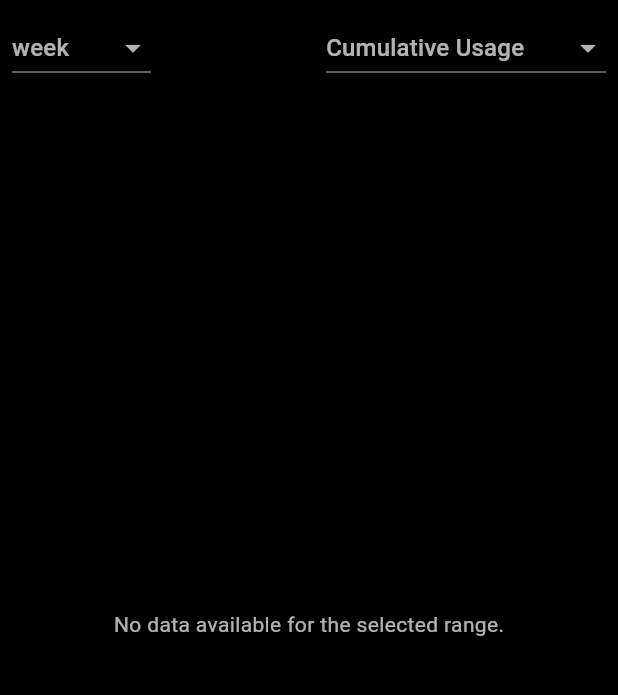
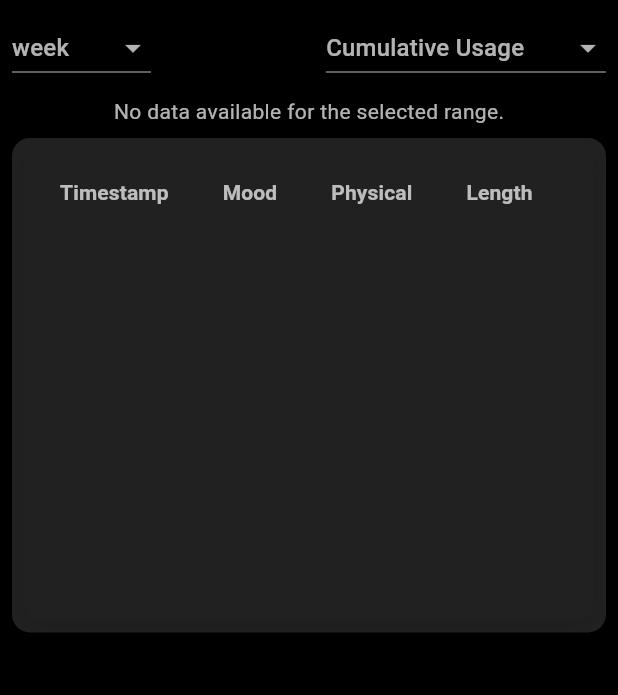
Before and after one commit to SoupyOfficial/smoke_log2, a Flutter app: the DataAnalysisPage screen opened directly with empty values, after a tap on "Swap User", on a phone screen of 412 x 824 dp, the part 84-779 px from its top. Run offline on Flutter 3.47's test engine with Material 3 defaults, Android fonts, the phone set to English and light mode, and no system bars; our stand-ins replace cloud_firestore, firebase_core, fl_chart, shared_preferences; accounts and stored records are empty.

Commit message:
Fixed ID in table data

```diff
--- a/lib/custom_app_bar.dart
+++ b/lib/custom_app_bar.dart
@@ -6,11 +6,11 @@ class CustomAppBar extends StatelessWidget implements PreferredSizeWidget {
   final Function onReload;
 
   const CustomAppBar({
-    Key? key,
+    super.key,
     required this.title,
     required this.onSwapUser,
     required this.onReload,
-  }) : super(key: key);
+  });
 
   @override
   Widget build(BuildContext context) {
--- a/lib/data_analysis_page.dart
+++ b/lib/data_analysis_page.dart
@@ -1,9 +1,11 @@
+// ignore_for_file: library_private_types_in_public_api
+
 import 'package:cloud_firestore/cloud_firestore.dart';
+import 'package:fl_chart/fl_chart.dart';
 import 'package:flutter/material.dart';
 import 'custom_app_bar.dart';
 import 'app_config.dart';
 import 'data_chart.dart';
-import 'data_stream_builder.dart';
 import 'data_table_widget.dart';
 import 'data_utils.dart';
 
@@ -20,6 +22,7 @@ class _DataAnalysisPageState extends State<DataAnalysisPage> {
   String _selectedRange = 'week';
   String _selectedChartType = 'cumulative';
   String _currentUser = 'Jacob';
+  Stream<QuerySnapshot>? _dataStream;
 
   @override
   void initState() {
@@ -31,13 +34,14 @@ class _DataAnalysisPageState extends State<DataAnalysisPage> {
     String collectionName = await AppConfig.getCollectionName();
     setState(() {
       _currentUser = collectionName.startsWith('Jacob') ? 'Jacob' : 'Ashley';
+      _dataStream =
+          FirebaseFirestore.instance.collection(collectionName).snapshots();
     });
   }
 
   Future<void> _swapUser() async {
     await AppConfig.swapUser(widget.onReload);
     await _updateCurrentUser();
-    setState(() {}); // Trigger a rebuild to refresh the data
   }
 
   String _getUsageText(String value) {
@@ -65,7 +69,33 @@ class _DataAnalysisPageState extends State<DataAnalysisPage> {
       ),
       body: Column(
         children: [
-          Padding(
+          _buildDropdowns(),
+          Expanded(
+            child: StreamBuilder<QuerySnapshot>(
+              stream: _dataStream,
+              builder: (context, snapshot) {
+                if (snapshot.connectionState == ConnectionState.waiting) {
+                  return const Center(child: CircularProgressIndicator());
+                }
+                if (!snapshot.hasData) {
+                  return const Center(child: Text('No data available'));
+                }
+                final data = snapshot.data!.docs.map((doc) {
+                  final docData = doc.data() as Map<String, dynamic>;
+                  docData['id'] = doc.id;
+                  return docData;
+                }).toList();
+                return _buildDataView(data);
+              },
+            ),
+          ),
+        ],
+      ),
+    );
+  }
+
+  Widget _buildDropdowns() {
+    return Padding(
       padding: const EdgeInsets.all(8.0),
       child: Row(
         mainAxisAlignment: MainAxisAlignment.spaceBetween,
@@ -77,13 +107,8 @@ class _DataAnalysisPageState extends State<DataAnalysisPage> {
                 _selectedRange = newValue!;
               });
             },
-                  items: <String>[
-                    'week',
-                    'month',
-                    '3 months',
-                    '6 months',
-                    'year'
-                  ].map<DropdownMenuItem<String>>((String value) {
+            items: <String>['week', 'month', '3 months', '6 months', 'year']
+                .map<DropdownMenuItem<String>>((String value) {
               return DropdownMenuItem<String>(
                 value: value,
                 child: Text(value),
@@ -111,80 +136,41 @@ class _DataAnalysisPageState extends State<DataAnalysisPage> {
           ),
         ],
       ),
-          ),
-          Expanded(
-            child: DataStreamBuilder(
-              onData: (List<QueryDocumentSnapshot<Object?>> snapshotDocs) {
-                // Convert QueryDocumentSnapshot to Map<String, dynamic>
-                var data = snapshotDocs
-                    .map((doc) => doc.data() as Map<String, dynamic>)
-                    .toList();
-                var filteredData = DataUtils.filterDataForRange(
-                    data, _selectedRange, _selectedChartType);
+    );
+  }
+
+  Widget _buildDataView(List<Map<String, dynamic>> data) {
+    var filteredData =
+        DataUtils.filterDataForRange(data, _selectedRange, _selectedChartType);
     var sortedData = DataUtils.sortDataByTimestamp(filteredData);
 
-                var chartData;
+    return Column(
+      children: [
+        _buildChart(sortedData),
+        _buildTable(sortedData),
+      ],
+    );
+  }
 
-                switch (_selectedChartType) {
-                  case 'cumulative':
-                    chartData = DataUtils.convertDataToChartData(sortedData);
-                  case 'rolling_24h':
-                    chartData = DataUtils.convertDataToRollingChartData(
-                        sortedData, _selectedRange, const Duration(days: 1));
-                  case 'rolling_30d':
-                    chartData = DataUtils.convertDataToRollingChartData(
-                        sortedData, _selectedRange, const Duration(days: 30));
-                  case 'rolling_90d':
-                    chartData = DataUtils.convertDataToRollingChartData(
-                        sortedData, _selectedRange, const Duration(days: 90));
-                }
-                var tableData = DataUtils.convertDataToTableData(sortedData);
+  Widget _buildChart(List<Map<String, dynamic>> sortedData) {
+    var chartData = _getChartData(sortedData);
 
     if (chartData.isEmpty) {
       return const Center(
           child: Text("No data available for the selected range."));
     }
 
-                double minY = chartData
-                    .map((spot) => spot.y)
-                    .reduce((a, b) => a < b ? a : b);
-                double actualMaxY = chartData
-                    .map((spot) => spot.y)
-                    .reduce((a, b) => a > b ? a : b);
-                double avgY =
-                    chartData.map((spot) => spot.y).reduce((a, b) => a + b) /
-                        chartData.length;
-                double possibleMaxY1 = actualMaxY + 10;
-                double possibleMaxY2 = 2 * avgY;
+    double minY =
+        chartData.map((spot) => spot.y).reduce((a, b) => a < b ? a : b);
     double maxY =
-                    (possibleMaxY1 > actualMaxY && possibleMaxY2 > actualMaxY)
-                        ? (possibleMaxY1 < possibleMaxY2
-                            ? possibleMaxY1
-                            : possibleMaxY2)
-                        : actualMaxY + 10;
-                minY = (minY - 10).floorToDouble();
-                maxY = maxY.ceilToDouble();
-                DateTime firstDate = DateTime.fromMillisecondsSinceEpoch(
-                    chartData.first.x.toInt());
-                DateTime adjustedFirstDate =
-                    DateTime(firstDate.year, firstDate.month, firstDate.day + 1)
-                        .subtract(const Duration(seconds: 1));
-                double minX =
-                    adjustedFirstDate.millisecondsSinceEpoch.toDouble();
+        chartData.map((spot) => spot.y).reduce((a, b) => a > b ? a : b);
+    double minX = chartData.first.x;
+    double maxX = chartData.last.x;
 
-                DateTime lastDate = DateTime.fromMillisecondsSinceEpoch(
-                    chartData.last.x.toInt());
-                DateTime adjustedLastDate =
-                    DateTime(lastDate.year, lastDate.month, lastDate.day + 1)
-                        .subtract(const Duration(seconds: 1));
-                double maxX =
-                    adjustedLastDate.millisecondsSinceEpoch.toDouble();
-
-                return Column(
-                  children: [
-                    Padding(
+    return Padding(
       padding: const EdgeInsets.all(8.0),
       child: Container(
+        height: MediaQuery.of(context).size.height * 0.3,
         decoration: BoxDecoration(
           color: Theme.of(context).colorScheme.surface,
           borderRadius: BorderRadius.circular(12),
@@ -196,24 +182,44 @@ class _DataAnalysisPageState extends State<DataAnalysisPage> {
             ),
           ],
         ),
-                        padding: const EdgeInsets.all(8.0),
-                        child: SizedBox(
-                          height: MediaQuery.of(context).size.height * 0.20,
         child: DataChart(
           timeRange: _selectedRange,
           chartType: _selectedChartType,
           chartData: chartData,
-                              minY:
-                                  _selectedChartType == 'cumulative' ? 0 : minY,
+          minY: _selectedChartType == 'cumulative' ? 0 : minY,
           maxY: maxY,
           minX: minX,
-                              maxX: maxX),
+          maxX: maxX,
         ),
       ),
-                    ),
-                    Padding(
+    );
+  }
+
+  List<FlSpot> _getChartData(List<Map<String, dynamic>> sortedData) {
+    switch (_selectedChartType) {
+      case 'cumulative':
+        return DataUtils.convertDataToChartData(sortedData);
+      case 'rolling_24h':
+        return DataUtils.convertDataToRollingChartData(
+            sortedData, _selectedRange, const Duration(days: 1));
+      case 'rolling_30d':
+        return DataUtils.convertDataToRollingChartData(
+            sortedData, _selectedRange, const Duration(days: 30));
+      case 'rolling_90d':
+        return DataUtils.convertDataToRollingChartData(
+            sortedData, _selectedRange, const Duration(days: 90));
+      default:
+        return [];
+    }
+  }
+
+  Widget _buildTable(List<Map<String, dynamic>> data) {
+    var tableData = DataUtils.convertDataToTableData(data);
+
+    return Padding(
       padding: const EdgeInsets.all(8.0),
       child: Container(
+        height: MediaQuery.of(context).size.height * 0.4,
         decoration: BoxDecoration(
           color: Theme.of(context).colorScheme.surface,
           borderRadius: BorderRadius.circular(12),
@@ -225,19 +231,7 @@ class _DataAnalysisPageState extends State<DataAnalysisPage> {
             ),
           ],
         ),
-                        padding: const EdgeInsets.all(8.0),
-                        child: SizedBox(
-                          height: MediaQuery.of(context).size.height * 0.50,
         child: DataTableWidget(tableData: tableData),
-                        ),
-                      ),
-                    ),
-                  ],
-                );
-              },
-            ),
-          ),
-        ],
       ),
     );
   }
--- a/lib/data_stream_builder.dart
+++ b/lib/data_stream_builder.dart
@@ -1,18 +1,21 @@
+// In data_stream_builder.dart
+// ignore_for_file: library_private_types_in_public_api
+
 import 'package:flutter/material.dart';
 import 'package:cloud_firestore/cloud_firestore.dart';
 import 'app_config.dart';
 
 class DataStreamBuilder extends StatefulWidget {
-  final Function(List<QueryDocumentSnapshot>) onData;
+  final Widget Function(List<QueryDocumentSnapshot>) builder;
 
-  const DataStreamBuilder({super.key, required this.onData});
+  const DataStreamBuilder({super.key, required this.builder});
 
   @override
   _DataStreamBuilderState createState() => _DataStreamBuilderState();
 }
 
 class _DataStreamBuilderState extends State<DataStreamBuilder> {
-  late Stream<QuerySnapshot> _stream;
+  Stream<QuerySnapshot>? _stream;
 
   @override
   void initState() {
@@ -30,6 +33,9 @@ class _DataStreamBuilderState extends State<DataStreamBuilder> {
 
   @override
   Widget build(BuildContext context) {
+    if (_stream == null) {
+      return const Center(child: CircularProgressIndicator());
+    }
     return StreamBuilder<QuerySnapshot>(
       stream: _stream,
       builder: (context, snapshot) {
@@ -37,7 +43,12 @@ class _DataStreamBuilderState extends State<DataStreamBuilder> {
           return const Center(child: CircularProgressIndicator());
         }
         var data = snapshot.data!.docs;
-        return widget.onData(data);
+        // Only build the widget when all documents have IDs
+        if (data.every((doc) => doc.id.isNotEmpty)) {
+          return widget.builder(data);
+        } else {
+          return const Center(child: CircularProgressIndicator());
+        }
       },
     );
   }
--- a/lib/data_table_widget.dart
+++ b/lib/data_table_widget.dart
@@ -31,8 +31,7 @@ class DataTableWidget extends StatelessWidget {
                 constraints: BoxConstraints(minWidth: constraints.maxWidth),
                 child: DataTable(
                   showCheckboxColumn: false,
-                  columnSpacing: constraints.maxWidth *
-                      0.05, // Adjust this value as needed
+                  columnSpacing: constraints.maxWidth * 0.05,
                   columns: const [
                     DataColumn(
                       label: Text(
@@ -113,6 +112,10 @@ class DataTableWidget extends StatelessWidget {
                             ),
                           ),
                         ),
+                        // DataCell(Container(
+                        //   width: 0,
+                        //   child: Text(row['id']),
+                        // ))
                       ],
                       onSelectChanged: (selected) {
                         if (selected != null && selected) {
--- a/lib/data_utils.dart
+++ b/lib/data_utils.dart
@@ -492,6 +492,7 @@ class DataUtils {
               child: const Text('Delete', style: TextStyle(color: Colors.red)),
               onPressed: () async {
                 String collectionName = await AppConfig.getCollectionName();
+
                 await FirebaseFirestore.instance
                     .collection(collectionName)
                     .doc(rowData['id'])
@@ -512,7 +513,7 @@ class DataUtils {
                     ),
                   );
                 });
-                Navigator.of(context).pop();
+                // ignore: use_build_context_synchronously
                 ScaffoldMessenger.of(context).showSnackBar(
                   const SnackBar(content: Text('Record deleted successfully')),
                 );
@@ -536,16 +537,8 @@ class DataUtils {
               onPressed: () async {
                 String collectionName = await AppConfig.getCollectionName();
 
-                // Ensure the id is available
-                if (rowData['id'] == null) {
-                  ScaffoldMessenger.of(context).showSnackBar(
-                    const SnackBar(content: Text('Error: Record ID not found')),
-                  );
-                  return;
-                }
-
                 // Update the record in Firebase
-                FirebaseFirestore.instance
+                await FirebaseFirestore.instance
                     .collection(collectionName)
                     .doc(rowData['id'])
                     .update({
--- a/lib/dropdown_multi_select.dart
+++ b/lib/dropdown_multi_select.dart
@@ -12,6 +12,7 @@ class DropdownMultiSelect extends StatefulWidget {
   });
 
   @override
+  // ignore: library_private_types_in_public_api
   _DropdownMultiSelectState createState() => _DropdownMultiSelectState();
 }
 
@@ -54,7 +55,13 @@ class _DropdownMultiSelectState extends State<DropdownMultiSelect> {
         _dropdownOptions = options;
       });
     } catch (e) {
-      print("Error fetching dropdown options: $e");
+      // ignore: use_build_context_synchronously
+      ScaffoldMessenger.of(context).showSnackBar(
+        SnackBar(
+          content: Text("Error fetching dropdown options: $e"),
+          backgroundColor: Colors.red,
+        ),
+      );
     }
   }
 
--- a/lib/home_page.dart
+++ b/lib/home_page.dart
@@ -15,6 +15,7 @@ class HomePage extends StatefulWidget {
   const HomePage({required this.onReload, super.key});
 
   @override
+  // ignore: library_private_types_in_public_api
   _HomePageState createState() => _HomePageState();
 }
 
@@ -155,7 +156,7 @@ class _HomePageState extends State<HomePage> {
       });
     }
 
-    // Clear the message and reset input fields after 5 seconds
+    // Clear the message and reset input fields after 2 seconds
     await Future.delayed(const Duration(seconds: 2), () {
       setState(() {
         submissionMessage = '';
--- a/lib/main.dart
+++ b/lib/main.dart
@@ -1,3 +1,5 @@
+// ignore_for_file: library_private_types_in_public_api
+
 import 'package:flutter/material.dart';
 import 'package:firebase_core/firebase_core.dart';
 import 'firebase_options.dart';
@@ -41,6 +43,7 @@ class _AppWrapperState extends State<AppWrapper> with WidgetsBindingObserver {
 
   @override
   void didChangeAppLifecycleState(AppLifecycleState state) {
+    setState(() {});
     if (state == AppLifecycleState.resumed) {
       // Force a rebuild when the app is resumed
       setState(() {});
@@ -139,7 +142,7 @@ class _MyAppState extends State<MyApp> {
 class MyHomePage extends StatefulWidget {
   final Function onReload;
 
-  MyHomePage({required this.onReload, super.key});
+  const MyHomePage({required this.onReload, super.key});
 
   @override
   _MyHomePageState createState() => _MyHomePageState();
--- a/lib/manual_entry_page.dart
+++ b/lib/manual_entry_page.dart
@@ -1,3 +1,5 @@
+// ignore_for_file: library_private_types_in_public_api, use_build_context_synchronously
+
 import 'package:flutter/material.dart';
 import 'package:cloud_firestore/cloud_firestore.dart';
 import 'package:intl/intl.dart';
@@ -6,7 +8,7 @@ import 'segmented_input.dart';
 import 'dropdown_multi_select.dart';
 
 class ManualEntryPage extends StatefulWidget {
-  const ManualEntryPage({Key? key}) : super(key: key);
+  const ManualEntryPage({super.key});
 
   @override
   _ManualEntryPageState createState() => _ManualEntryPageState();
--- a/lib/timer_input.dart
+++ b/lib/timer_input.dart
@@ -1,3 +1,5 @@
+// ignore_for_file: library_private_types_in_public_api
+
 import 'package:flutter/material.dart';
 
 class TimerInput extends StatefulWidget {
@@ -37,7 +39,7 @@ class _TimerInputState extends State<TimerInput> {
   void _startTimer() {
     setState(() {
       _isPressed = true;
-      _duration = const Duration(seconds: 0);
+      _duration = const Duration(milliseconds: 500);
     });
 
     Future.doWhile(() async {
```
Also changed, not shown: 1 other file. Lines whose indentation alone changed are shown as unchanged.
